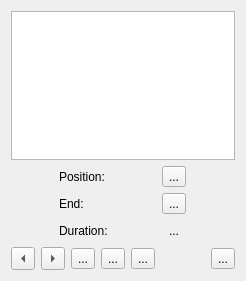
Old version of the form src/ui/editsub_ui.ui in the repository KDE/kdenlive.
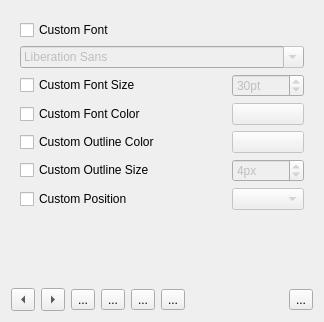
New version of the form. The open tabs and pages were chosen to show the change. Custom widgets are drawn as their Qt base class.

Commit message: Basic support for subtitle styling (only one style for all subtitles) Related to #1450 CCBUG: 437159

The edit to the form file:
```diff
--- a/src/ui/editsub_ui.ui
+++ b/src/ui/editsub_ui.ui
@@ -6,45 +6,67 @@
    <rect>
     <x>0</x>
     <y>0</y>
-    <width>246</width>
-    <height>281</height>
+    <width>324</width>
+    <height>322</height>
    </rect>
   </property>
   <layout class="QGridLayout" name="gridLayout_2">
-   <item row="2" column="1">
-    <spacer name="horizontalSpacer">
-     <property name="orientation">
-      <enum>Qt::Horizontal</enum>
-     </property>
-     <property name="sizeHint" stdset="0">
-      <size>
-       <width>250</width>
-       <height>20</height>
-      </size>
-     </property>
-    </spacer>
+   <item row="1" column="0">
+    <layout class="QHBoxLayout" name="horizontalLayout">
+     <item>
+      <widget class="QToolButton" name="buttonPrev">
+       <property name="text">
+        <string>...</string>
+       </property>
+       <property name="arrowType">
+        <enum>Qt::LeftArrow</enum>
+       </property>
+      </widget>
+     </item>
+     <item>
+      <widget class="QToolButton" name="buttonNext">
+       <property name="text">
+        <string>...</string>
+       </property>
+       <property name="arrowType">
+        <enum>Qt::RightArrow</enum>
+       </property>
+      </widget>
+     </item>
+     <item>
+      <widget class="QToolButton" name="buttonAdd">
+       <property name="text">
+        <string>...</string>
+       </property>
+      </widget>
+     </item>
+     <item>
+      <widget class="QToolButton" name="buttonCut">
+       <property name="text">
+        <string>...</string>
+       </property>
+      </widget>
+     </item>
+     <item>
+      <widget class="QToolButton" name="buttonApply">
+       <property name="text">
+        <string>...</string>
+       </property>
+      </widget>
+     </item>
+     <item>
+      <widget class="QToolButton" name="buttonStyle">
+       <property name="text">
+        <string>...</string>
+       </property>
+       <property name="checkable">
+        <bool>true</bool>
+       </property>
+      </widget>
+     </item>
+    </layout>
    </item>
    <item row="0" column="0" colspan="3">
-    <widget class="KTextEdit" name="subText">
-     <property name="tabChangesFocus">
-      <bool>true</bool>
-     </property>
-     <property name="acceptRichText">
-      <bool>false</bool>
-     </property>
-     <property name="checkSpellingEnabled">
-      <bool>true</bool>
-     </property>
-    </widget>
-   </item>
-   <item row="2" column="2">
-    <widget class="QToolButton" name="buttonDelete">
-     <property name="text">
-      <string>...</string>
-     </property>
-    </widget>
-   </item>
-   <item row="1" column="0" colspan="3">
     <widget class="QFrame" name="frame_position">
      <property name="frameShape">
       <enum>QFrame::NoFrame</enum>
@@ -65,116 +87,258 @@
       <property name="bottomMargin">
        <number>0</number>
       </property>
-      <item row="0" column="1">
-       <widget class="QToolButton" name="buttonIn">
-        <property name="text">
-         <string>...</string>
+      <item row="0" column="0" colspan="2">
+       <widget class="QStackedWidget" name="stackedWidget">
+        <property name="currentIndex">
+         <number>0</number>
         </property>
-       </widget>
-      </item>
-      <item row="1" column="2">
-       <layout class="QHBoxLayout" name="end_box"/>
-      </item>
-      <item row="2" column="0">
-       <widget class="QLabel" name="duration_label_2">
-        <property name="text">
-         <string>Duration:</string>
-        </property>
-       </widget>
-      </item>
-      <item row="1" column="0">
-       <widget class="QLabel" name="duration_label">
-        <property name="text">
-         <string>End:</string>
-        </property>
-       </widget>
-      </item>
-      <item row="2" column="2">
-       <layout class="QHBoxLayout" name="duration_box"/>
-      </item>
-      <item row="2" column="1">
-       <widget class="QToolButton" name="buttonLock">
-        <property name="text">
-         <string>...</string>
-        </property>
-        <property name="checkable">
-         <bool>true</bool>
-        </property>
-        <property name="autoRaise">
-         <bool>true</bool>
-        </property>
-       </widget>
-      </item>
-      <item row="1" column="1">
-       <widget class="QToolButton" name="buttonOut">
-        <property name="text">
-         <string>...</string>
-        </property>
-       </widget>
-      </item>
-      <item row="0" column="2">
-       <layout class="QHBoxLayout" name="position_box"/>
-      </item>
-      <item row="0" column="0">
-       <widget class="QLabel" name="position_label">
-        <property name="sizePolicy">
-         <sizepolicy hsizetype="Maximum" vsizetype="Preferred">
-          <horstretch>0</horstretch>
-          <verstretch>0</verstretch>
-         </sizepolicy>
-        </property>
-        <property name="text">
-         <string>Position:</string>
-        </property>
+        <widget class="QWidget" name="page">
+         <layout class="QGridLayout" name="gridLayout_3">
+          <item row="0" column="0" colspan="3">
+           <widget class="KTextEdit" name="subText">
+            <property name="tabChangesFocus">
+             <bool>true</bool>
+            </property>
+            <property name="acceptRichText">
+             <bool>false</bool>
+            </property>
+            <property name="checkSpellingEnabled">
+             <bool>true</bool>
+            </property>
+           </widget>
+          </item>
+          <item row="1" column="0">
+           <widget class="QLabel" name="position_label">
+            <property name="sizePolicy">
+             <sizepolicy hsizetype="Maximum" vsizetype="Preferred">
+              <horstretch>0</horstretch>
+              <verstretch>0</verstretch>
+             </sizepolicy>
+            </property>
+            <property name="text">
+             <string>Position:</string>
+            </property>
+           </widget>
+          </item>
+          <item row="1" column="1">
+           <widget class="QToolButton" name="buttonIn">
+            <property name="text">
+             <string>...</string>
+            </property>
+           </widget>
+          </item>
+          <item row="1" column="2">
+           <layout class="QHBoxLayout" name="position_box"/>
+          </item>
+          <item row="2" column="0">
+           <widget class="QLabel" name="duration_label">
+            <property name="text">
+             <string>End:</string>
+            </property>
+           </widget>
+          </item>
+          <item row="2" column="1">
+           <widget class="QToolButton" name="buttonOut">
+            <property name="text">
+             <string>...</string>
+            </property>
+           </widget>
+          </item>
+          <item row="2" column="2">
+           <layout class="QHBoxLayout" name="end_box"/>
+          </item>
+          <item row="3" column="0">
+           <widget class="QLabel" name="duration_label_2">
+            <property name="text">
+             <string>Duration:</string>
+            </property>
+           </widget>
+          </item>
+          <item row="3" column="1">
+           <widget class="QToolButton" name="buttonLock">
+            <property name="text">
+             <string>...</string>
+            </property>
+            <property name="checkable">
+             <bool>true</bool>
+            </property>
+            <property name="autoRaise">
+             <bool>true</bool>
+            </property>
+           </widget>
+          </item>
+          <item row="3" column="2">
+           <layout class="QHBoxLayout" name="duration_box"/>
+          </item>
+         </layout>
+        </widget>
+        <widget class="QWidget" name="page_2">
+         <layout class="QGridLayout" name="gridLayout_4">
+          <item row="0" column="0">
+           <widget class="QCheckBox" name="checkFont">
+            <property name="text">
+             <string>Custom Font</string>
+            </property>
+           </widget>
+          </item>
+          <item row="1" column="0" colspan="3">
+           <widget class="QFontComboBox" name="fontFamily">
+            <property name="enabled">
+             <bool>false</bool>
+            </property>
+           </widget>
+          </item>
+          <item row="2" column="0">
+           <widget class="QCheckBox" name="checkFontSize">
+            <property name="text">
+             <string>Custom Font Size</string>
+            </property>
+           </widget>
+          </item>
+          <item row="2" column="2">
+           <widget class="QSpinBox" name="fontSize">
+            <property name="enabled">
+             <bool>false</bool>
+            </property>
+            <property name="suffix">
+             <string>pt</string>
+            </property>
+            <property name="maximum">
+             <number>500</number>
+            </property>
+            <property name="value">
+             <number>30</number>
+            </property>
+           </widget>
+          </item>
+          <item row="3" column="0">
+           <widget class="QCheckBox" name="checkFontColor">
+            <property name="text">
+             <string>Custom Font Color</string>
+            </property>
+           </widget>
+          </item>
+          <item row="4" column="0">
+           <widget class="QCheckBox" name="checkOutlineColor">
+            <property name="text">
+             <string>Custom Outline Color</string>
+            </property>
+           </widget>
+          </item>
+          <item row="5" column="0">
+           <widget class="QCheckBox" name="checkOutlineSize">
+            <property name="text">
+             <string>Custom Outline Size</string>
+            </property>
+           </widget>
+          </item>
+          <item row="5" column="2">
+           <widget class="QSpinBox" name="outlineSize">
+            <property name="enabled">
+             <bool>false</bool>
+            </property>
+            <property name="suffix">
+             <string>px</string>
+            </property>
+            <property name="value">
+             <number>4</number>
+            </property>
+           </widget>
+          </item>
+          <item row="6" column="0">
+           <widget class="QCheckBox" name="checkPosition">
+            <property name="text">
+             <string>Custom Position</string>
+            </property>
+           </widget>
+          </item>
+          <item row="6" column="2">
+           <widget class="QComboBox" name="alignment">
+            <property name="enabled">
+             <bool>false</bool>
+            </property>
+           </widget>
+          </item>
+          <item row="7" column="2">
+           <spacer name="verticalSpacer">
+            <property name="orientation">
+             <enum>Qt::Vertical</enum>
+            </property>
+            <property name="sizeHint" stdset="0">
+             <size>
+              <width>20</width>
+              <height>92</height>
+             </size>
+            </property>
+           </spacer>
+          </item>
+          <item row="3" column="2">
+           <widget class="KColorButton" name="fontColor">
+            <property name="enabled">
+             <bool>false</bool>
+            </property>
+            <property name="color">
+             <color>
+              <red>255</red>
+              <green>255</green>
+              <blue>255</blue>
+             </color>
+            </property>
+            <property name="defaultColor">
+             <color>
+              <red>255</red>
+              <green>255</green>
+              <blue>255</blue>
+             </color>
+            </property>
+            <property name="alphaChannelEnabled">
+             <bool>true</bool>
+            </property>
+           </widget>
+          </item>
+          <item row="4" column="2">
+           <widget class="KColorButton" name="outlineColor">
+            <property name="enabled">
+             <bool>false</bool>
+            </property>
+            <property name="defaultColor">
+             <color>
+              <red>0</red>
+              <green>0</green>
+              <blue>0</blue>
+             </color>
+            </property>
+            <property name="alphaChannelEnabled">
+             <bool>true</bool>
+            </property>
+           </widget>
+          </item>
+         </layout>
+        </widget>
        </widget>
       </item>
      </layout>
     </widget>
    </item>
-   <item row="2" column="0">
-    <layout class="QHBoxLayout" name="horizontalLayout">
-     <item>
-      <widget class="QToolButton" name="buttonPrev">
-       <property name="text">
-        <string>...</string>
-       </property>
-       <property name="arrowType">
-        <enum>Qt::LeftArrow</enum>
-       </property>
-      </widget>
-     </item>
-     <item>
-      <widget class="QToolButton" name="buttonNext">
-       <property name="text">
-        <string>...</string>
-       </property>
-       <property name="arrowType">
-        <enum>Qt::RightArrow</enum>
-       </property>
-      </widget>
-     </item>
-     <item>
-      <widget class="QToolButton" name="buttonAdd">
-       <property name="text">
-        <string>...</string>
-       </property>
-      </widget>
-     </item>
-     <item>
-      <widget class="QToolButton" name="buttonCut">
-       <property name="text">
-        <string>...</string>
-       </property>
-      </widget>
-     </item>
-     <item>
-      <widget class="QToolButton" name="buttonApply">
-       <property name="text">
-        <string>...</string>
-       </property>
-      </widget>
-     </item>
-    </layout>
+   <item row="1" column="1">
+    <spacer name="horizontalSpacer">
+     <property name="orientation">
+      <enum>Qt::Horizontal</enum>
+     </property>
+     <property name="sizeHint" stdset="0">
+      <size>
+       <width>250</width>
+       <height>20</height>
+      </size>
+     </property>
+    </spacer>
+   </item>
+   <item row="1" column="2">
+    <widget class="QToolButton" name="buttonDelete">
+     <property name="text">
+      <string>...</string>
+     </property>
+    </widget>
    </item>
   </layout>
  </widget>
@@ -184,6 +348,11 @@
    <extends>QTextEdit</extends>
    <header>ktextedit.h</header>
   </customwidget>
+  <customwidget>
+   <class>KColorButton</class>
+   <extends>QPushButton</extends>
+   <header>kcolorbutton.h</header>
+  </customwidget>
  </customwidgets>
  <resources/>
  <connections/>
```
Left out of the diff: 99 changed lines with no effect on the pictures. The commit also changes 5 other files.
